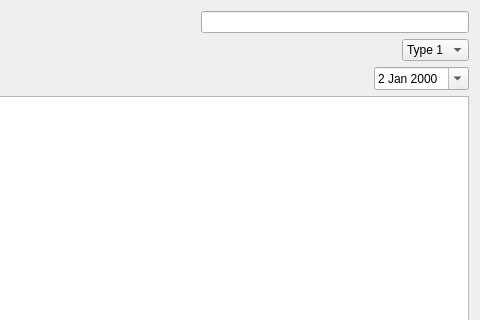
Above: views/ui/selling-form.ui from mono57/libsoft before the change; both pictures show x 210 to 690 and y 0 to 320 of the 690 by 414 pixel window. Below: the same form after it.
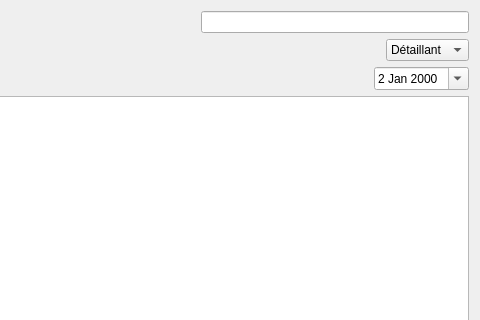
That is the form after the change.

Patch:
```diff
--- a/views/ui/selling-form.ui
+++ b/views/ui/selling-form.ui
@@ -69,7 +69,12 @@
         <widget class="QComboBox" name="comboBoxSellingType">
          <item>
           <property name="text">
-           <string>Type 1</string>
+           <string>Détaillant</string>
+          </property>
+         </item>
+         <item>
+          <property name="text">
+           <string>Grossiste</string>
           </property>
          </item>
         </widget>
```
